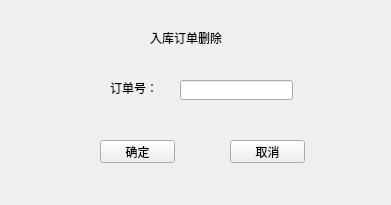
Before: the Qt Designer form Deca/views/storage_delete.ui in summerfll/wms, drawn with Qt 5.
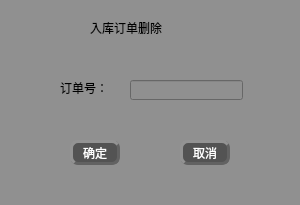
After: the same form once the commit is applied. Icons and pictures are not drawn.

```diff
--- a/Deca/views/storage_delete.ui
+++ b/Deca/views/storage_delete.ui
@@ -6,13 +6,13 @@
    <rect>
     <x>0</x>
     <y>0</y>
-    <width>391</width>
+    <width>300</width>
     <height>205</height>
    </rect>
   </property>
   <property name="maximumSize">
    <size>
-    <width>391</width>
+    <width>300</width>
     <height>205</height>
    </size>
   </property>
@@ -20,40 +20,38 @@
    <string>Form</string>
   </property>
   <property name="styleSheet">
-   <string notr="true"/>
+   <string notr="true">font: 75 12pt &quot;楷体&quot;;
+background-color: rgb(144, 144, 144);
+color:rgb(0, 0, 0)</string>
   </property>
   <widget class="QLabel" name="label">
    <property name="geometry">
     <rect>
-     <x>150</x>
-     <y>30</y>
+     <x>90</x>
+     <y>20</y>
      <width>121</width>
      <height>16</height>
     </rect>
    </property>
+   <property name="styleSheet">
+    <string notr="true">font: 75 14pt &quot;楷体&quot;;</string>
+   </property>
    <property name="text">
     <string>入库订单删除</string>
    </property>
   </widget>
-  <widget class="QLineEdit" name="lineEdit">
-   <property name="geometry">
-    <rect>
-     <x>180</x>
-     <y>80</y>
-     <width>113</width>
-     <height>20</height>
-    </rect>
-   </property>
-  </widget>
   <widget class="QLabel" name="label_2">
    <property name="geometry">
     <rect>
-     <x>110</x>
+     <x>60</x>
      <y>80</y>
      <width>71</width>
      <height>16</height>
     </rect>
    </property>
+   <property name="styleSheet">
+    <string notr="true">font: 12pt &quot;楷体&quot;;</string>
+   </property>
    <property name="text">
     <string>订单号：</string>
    </property>
@@ -61,12 +59,42 @@
   <widget class="QPushButton" name="pushButton">
    <property name="geometry">
     <rect>
-     <x>100</x>
+     <x>70</x>
      <y>140</y>
-     <width>75</width>
-     <height>23</height>
+     <width>50</width>
+     <height>25</height>
     </rect>
    </property>
+   <property name="minimumSize">
+    <size>
+     <width>50</width>
+     <height>25</height>
+    </size>
+   </property>
+   <property name="maximumSize">
+    <size>
+     <width>50</width>
+     <height>25</height>
+    </size>
+   </property>
+   <property name="styleSheet">
+    <string notr="true">QPushButton{
+font: 75 11pt &quot;微软雅黑&quot;;
+color:rgb(255, 255, 255);
+background-color: rgb(83, 83, 83);
+border-radius: 8px;
+border: 3px groove rgb(98, 98, 98);
+border-style: outset;
+}
+QPushButton:pressed{
+border-style: inset;
+}
+QPushButton:hover{
+background-color:rgb(0, 0, 0);
+}
+
+</string>
+   </property>
    <property name="text">
     <string>确定</string>
    </property>
@@ -74,16 +102,56 @@
   <widget class="QPushButton" name="pushButton_2">
    <property name="geometry">
     <rect>
-     <x>230</x>
+     <x>180</x>
      <y>140</y>
-     <width>75</width>
-     <height>23</height>
+     <width>50</width>
+     <height>25</height>
     </rect>
    </property>
+   <property name="minimumSize">
+    <size>
+     <width>50</width>
+     <height>25</height>
+    </size>
+   </property>
+   <property name="maximumSize">
+    <size>
+     <width>50</width>
+     <height>25</height>
+    </size>
+   </property>
+   <property name="styleSheet">
+    <string notr="true">QPushButton{
+font: 75 11pt &quot;微软雅黑&quot;;
+color:rgb(255, 255, 255);
+background-color: rgb(83, 83, 83);
+border-radius: 8px;
+border: 3px groove rgb(98, 98, 98);
+border-style: outset;
+}
+QPushButton:pressed{
+border-style: inset;
+}
+QPushButton:hover{
+background-color:rgb(0, 0, 0);
+}
+
+</string>
+   </property>
    <property name="text">
     <string>取消</string>
    </property>
   </widget>
+  <widget class="QLineEdit" name="lineEdit1">
+   <property name="geometry">
+    <rect>
+     <x>130</x>
+     <y>80</y>
+     <width>113</width>
+     <height>20</height>
+    </rect>
+   </property>
+  </widget>
  </widget>
  <resources/>
  <connections/>
```
Left out of the diff: 5 changed lines with no effect on the pictures.
